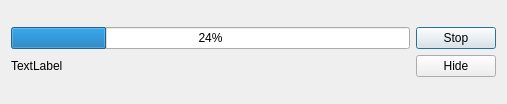
First picture: the form in src/ui/wizProgressDialog.ui, repository WizTeam/WizQTClient, before the edit.
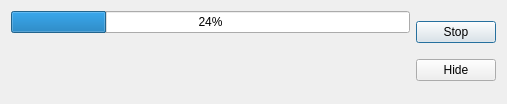
Second picture: the form after the edit.

Commit message: 隐藏进度条中的停止按钮

Patch:
```diff
--- a/src/ui/wizProgressDialog.ui
+++ b/src/ui/wizProgressDialog.ui
@@ -36,13 +36,13 @@
          <item>
           <widget class="QLabel" name="labelAction">
            <property name="sizePolicy">
-            <sizepolicy hsizetype="Expanding" vsizetype="Preferred">
+            <sizepolicy hsizetype="Expanding" vsizetype="Expanding">
              <horstretch>0</horstretch>
              <verstretch>0</verstretch>
             </sizepolicy>
            </property>
            <property name="text">
-            <string>TextLabel</string>
+            <string/>
            </property>
           </widget>
          </item>
```
The commit also changes 3 other files.
